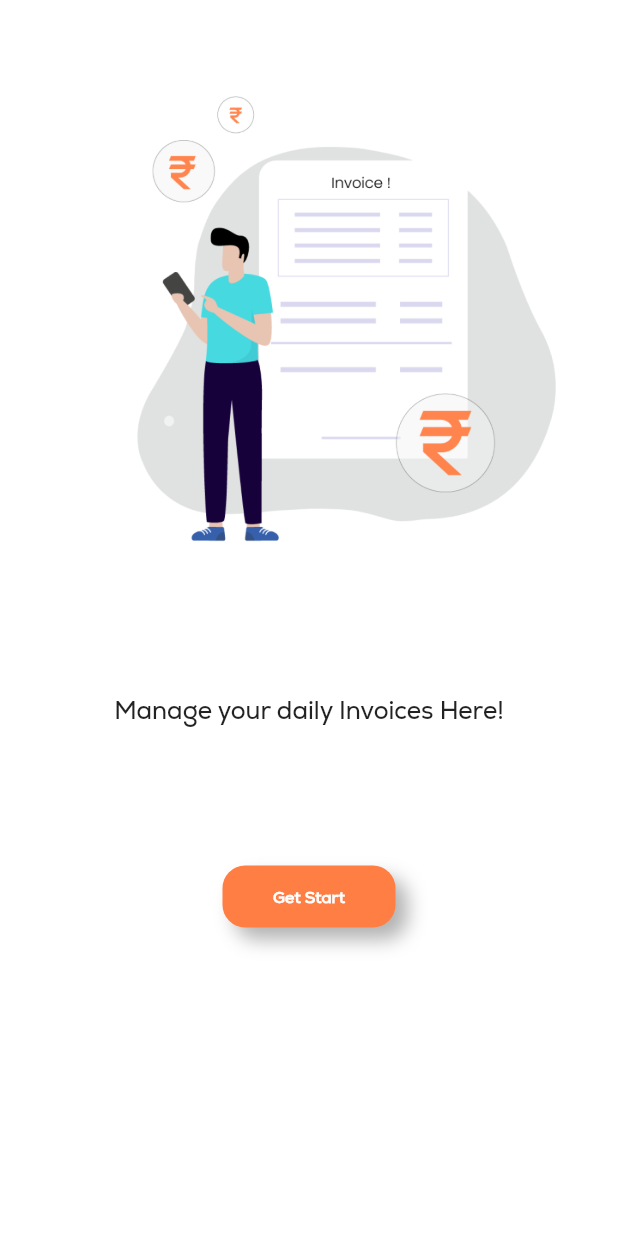
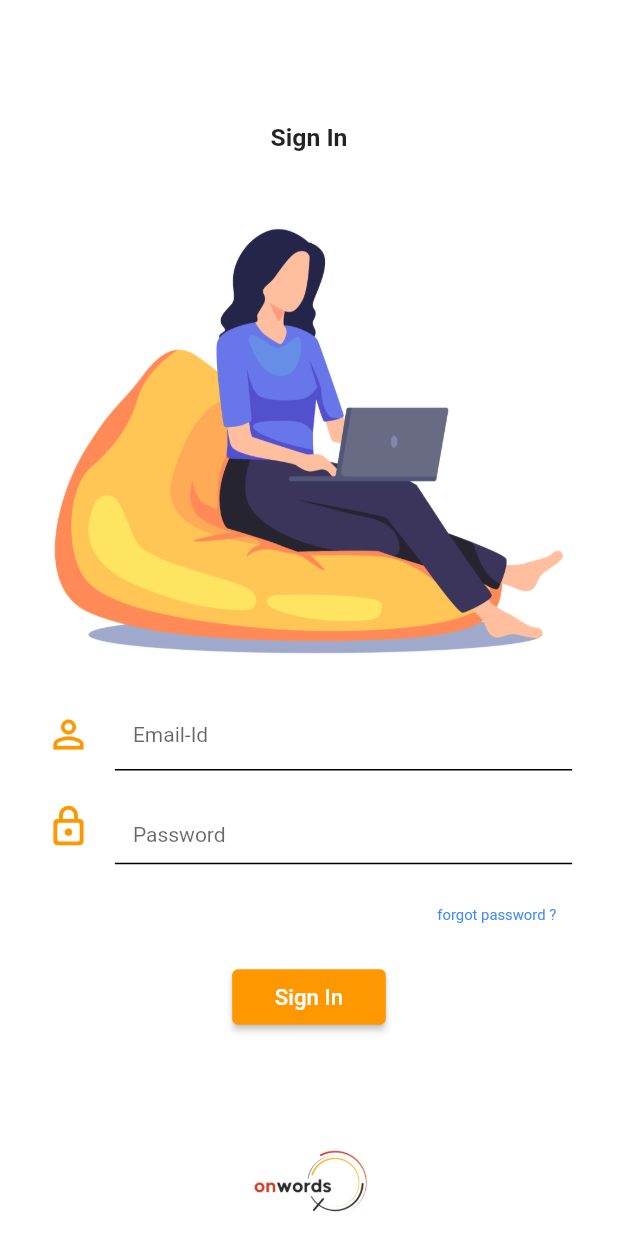
Before and after one commit to nikhil8182/onwords_invoice, a Flutter app: the screen it shows after launch, on a phone screen of 412 x 824 dp. Run offline on Flutter 3.47's test engine with Material 2 defaults, Android fonts, the phone set to English and light mode, and no system bars; our stand-ins replace cloud_firestore, firebase_auth, firebase_core, firebase_database, firebase_storage, image_picker and 4 more; accounts and stored records are empty; project files that could hold a hidden picture were left out.

Commit message:
//app completed final 27.08.2022

```diff
--- /dev/null
+++ b/lib/Screens/loginScreen.dart
@@ -0,0 +1,184 @@
+import 'package:firebase_auth/firebase_auth.dart';
+import 'package:flutter/material.dart';
+import 'package:onwords_invoice/Screens/forgot_password_page.dart';
+
+import 'Company_Details_Screen.dart';
+
+
+FirebaseAuth auth = FirebaseAuth.instance;
+
+class LoginScreenPage extends StatefulWidget {
+  const LoginScreenPage({Key? key}) : super(key: key);
+
+  @override
+  State<LoginScreenPage> createState() => _LoginScreenPageState();
+}
+
+class _LoginScreenPageState extends State<LoginScreenPage> {
+  TextEditingController email = TextEditingController();
+  TextEditingController pass = TextEditingController();
+  bool isHidden = true;
+
+
+  void _togglePasswordView() {
+    setState(() {
+      isHidden = !isHidden;
+    });
+  }
+
+  @override
+  void dispose() {
+    email.dispose();
+    pass.dispose();
+    // TODO: implement dispose
+    super.dispose();
+  }
+
+  @override
+  Widget build(BuildContext context) {
+    final height = MediaQuery.of(context).size.height;
+    final width = MediaQuery.of(context).size.width;
+    return Scaffold(
+      backgroundColor: Colors.white,
+      body: Container(
+         height: height*1.0,
+         width: width*1.0,
+        child: SingleChildScrollView(
+          child: Column(
+            children: [
+              SizedBox(
+                height: height*0.10,
+              ),
+              Center(child: Text("Sign In",style: TextStyle(fontSize: height*0.020,fontWeight: FontWeight.bold),)),
+              SizedBox(
+                height: height*0.030,
+              ),
+              Image.asset('assets/login.png',scale: 0.5,),
+              Container(
+                // color: Colors.black,
+                height: height*0.18,
+                width: width*0.9,
+                padding: const EdgeInsets.all(10.0),
+                child: Column(
+                  children: [
+                    TextField(
+                      textInputAction: TextInputAction.next,
+                      controller: email,
+                      cursorColor: Colors.orange,
+                      style: Theme.of(context).textTheme.bodyText2,
+                      keyboardType: TextInputType.emailAddress,
+                      maxLines: null,
+                      decoration: InputDecoration(
+                        icon: const Icon(Icons.person_outline,color: Colors.orange,size: 30.0,),
+                        enabledBorder : const UnderlineInputBorder(
+                          borderSide: BorderSide(color: Colors.black),
+                        ),
+                        errorBorder: InputBorder.none,
+                        disabledBorder: InputBorder.none,
+                        filled: true,
+                        fillColor: Colors.transparent,
+                        hintText: "Email-Id",
+                        hintStyle: Theme.of(context).inputDecorationTheme.hintStyle,
+                        focusedBorder: const UnderlineInputBorder(
+                          borderSide: BorderSide(color: Colors.black),
+                        ),
+                      ),
+                    ),
+                    SizedBox(
+                      height: height * 0.014,
+                    ),
+                    TextField(
+                      textInputAction: TextInputAction.done,
+                      controller: pass,
+                      obscureText: isHidden,
+                      cursorColor: Colors.orange,
+                      style: Theme.of(context).textTheme.bodyText2,
+                      decoration: InputDecoration(
+                        icon: const Icon(Icons.lock_outline_rounded,color: Colors.orange,size: 30.0,),
+                        suffix: InkWell(
+                          onTap: _togglePasswordView,
+                          child: Icon(
+                            isHidden
+                                ? Icons.visibility
+                                : Icons.visibility_off, color: Colors.grey,
+                          ),
+                        ),
+                        errorBorder: InputBorder.none,
+                        disabledBorder : InputBorder.none,
+                         enabledBorder : const UnderlineInputBorder(
+                          borderSide: BorderSide(color: Colors.black),
+                        ),
+                        border: InputBorder.none ,
+                        filled: true,
+                        fillColor: Colors.transparent,
+                        hintText: "Password",
+                        hintStyle: Theme.of(context).inputDecorationTheme.hintStyle,
+                        focusedBorder: const UnderlineInputBorder(
+                          borderSide: BorderSide(color: Colors.black),
+                        ),
+                      ),
+                    ),
+                    SizedBox(
+                      height: height * 0.030,
+                    ),
+                  ],
+                ),
+              ),
+              Row(
+                mainAxisAlignment: MainAxisAlignment.end,
+                children: [
+                  GestureDetector(
+                      onTap: (){
+                        Navigator.of(context).push(MaterialPageRoute(builder: (context)=>const ForgotPasswordPage()));
+                      },
+                      child: Text("forgot password ?" ,style: TextStyle(fontSize: height*0.012,color: Colors.blueAccent),)),
+                  SizedBox(
+                    width: width*0.10,
+                  )
+                ],
+              ),
+              SizedBox(
+                height: height * 0.030,
+              ),
+              ElevatedButton(
+                style: ButtonStyle(
+                  backgroundColor: MaterialStateProperty.all(Colors.orange),
+                  padding: MaterialStateProperty.all(EdgeInsets.all(10.0))
+                ),
+                  onPressed: () async {
+                    try {
+                      await auth.signInWithEmailAndPassword(email: email.text.replaceAll(' ', ''),password: pass.text.replaceAll(' ', ''));
+                      setState(() {
+                        Navigator.pushReplacement(
+                            context,
+                            MaterialPageRoute(
+                                builder: (context) =>
+                                    const CompanyDetails()));
+                      });
+                    } catch (e) {
+                      // print(e);
+                      setState(() {
+                        var loginState = "Incorrect Password or Email";
+                        final snackBar = SnackBar(
+                          content: Text(loginState),
+                          backgroundColor: Colors.red,
+                        );
+                        ScaffoldMessenger.of(context).showSnackBar(snackBar);
+                      });
+                    }
+
+
+                   }, child: Text('     Sign In     ',style: TextStyle(fontSize: height*0.018,color: Colors.white),)
+              ),
+              SizedBox(
+                height: height * 0.090,
+              ),
+              Image.asset('assets/logo1.png',height: height * 0.06,),
+
+            ],
+          ),
+        ),
+      ),
+    );
+  }
+}
--- a/lib/provider_page.dart
+++ b/lib/provider_page.dart
@@ -5,7 +5,9 @@ import 'package:onwords_invoice/model/invoice.dart';
 import 'package:onwords_invoice/model/supplier.dart';
 
 class TaskData extends ChangeNotifier{
-  final List<Customer> _tasks = [ ];
+  final List<Customer> customerData = [
+  const Customer(name: " ", street: " ", address: " ",phone: 0)
+  ];
 
   final List<SubTotal> value = [ ];
 
@@ -21,7 +23,7 @@ class TaskData extends ChangeNotifier{
   // }
 
   UnmodifiableListView<Customer> get tasks {
-    return UnmodifiableListView(_tasks);
+    return UnmodifiableListView(customerData);
   }
 
   UnmodifiableListView<InvoiceItem> get invoiceData {
@@ -33,13 +35,14 @@ class TaskData extends ChangeNotifier{
   }
 
   int get taskCount{
-    return _tasks.length;
+    return customerData.length;
   }
+
 
 
   void addTask(String name,String street,String address,int phone) {
     final task = Customer(name: name, street: street, address: address,phone:phone);
-    _tasks.add(task);
+    customerData.add(task);
     notifyListeners();
   }
 
@@ -76,4 +79,9 @@ class TaskData extends ChangeNotifier{
     notifyListeners();
   }
 
+  void deleteCustomerDetails(int ind){
+    customerData.removeAt(ind);
+    notifyListeners();
+  }
+
 }
--- a/pubspec.yaml
+++ b/pubspec.yaml
@@ -48,6 +48,7 @@ dependencies:
   firebase_auth:
   firebase_database:
   cloud_firestore:
+
 
 
 dev_dependencies:
```
Also changed, not shown: lib/Screens/Account_Screen.dart (+30 -3 lines), lib/Screens/Add_iterms_Screen.dart (+10 -9 lines), lib/Screens/forgot_password_page.dart (added, +122 -0 lines), lib/Screens/preview_Screen.dart (+48 -42 lines), lib/Screens/splash_screen.dart (+5 -3 lines), assets/login.png (added), assets/logo1.png (added), 7 other files.
